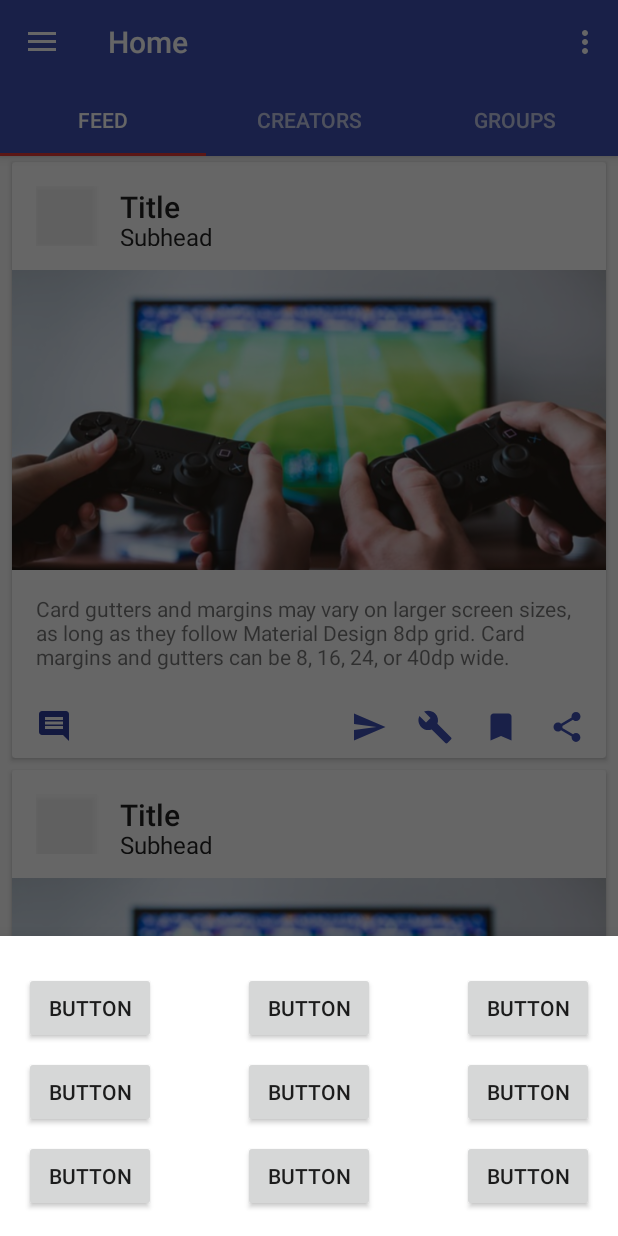
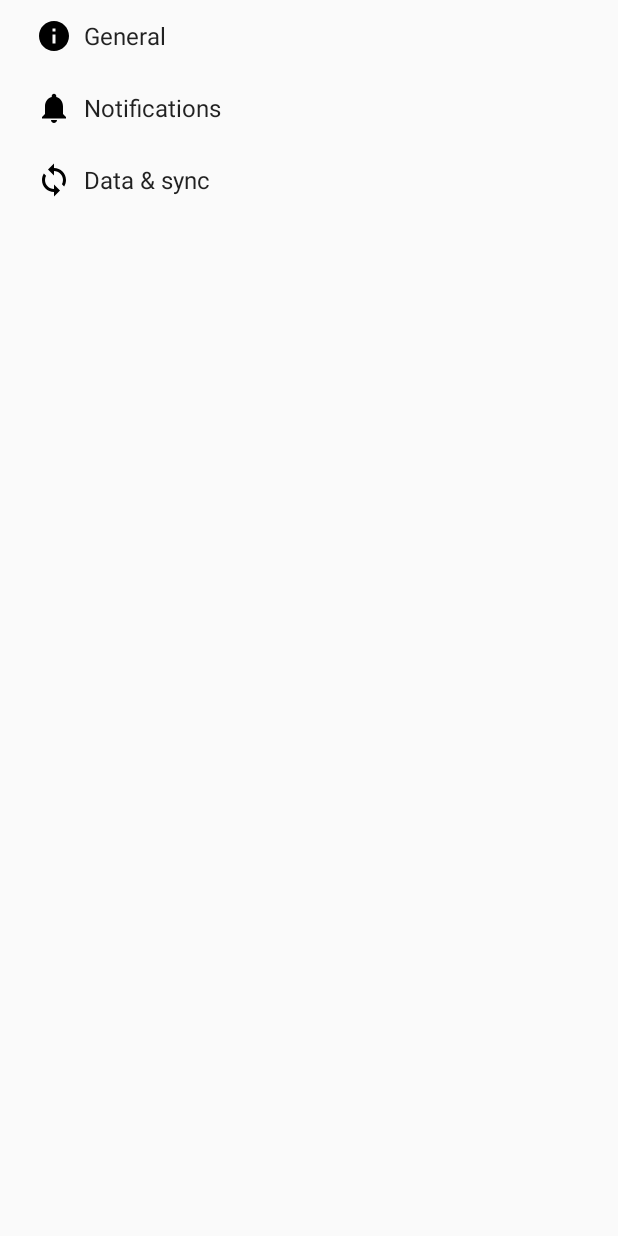
Before and after one commit to AlAskalany/wasder-android, an Android app: the screen it shows after launch once a user with an empty profile is signed in (MainActivity before the commit, SettingsActivity after it), in the options menu, after a tap on "Settings", on a phone screen of 412 x 824 dp. Run offline under Robolectric (Android 15) with nearby library versions, the phone set to English and light mode, and no system bars; our stand-ins replace Firebase (no records; nobody signed in at launch, a user with empty details on screens opened directly).

Commit message:
Share bottom sheet

```diff
--- a/app/build.gradle
+++ b/app/build.gradle
@@ -69,4 +69,5 @@ dependencies {
 
 
 
+
 apply plugin: 'com.google.gms.google-services'
--- a/app/src/main/java/com/wasder/wasderapp/FeedFragment.java
+++ b/app/src/main/java/com/wasder/wasderapp/FeedFragment.java
@@ -29,6 +29,7 @@ public class FeedFragment extends Fragment {
 	// TODO: Customize parameters
 	private int mColumnCount = 1;
 	private OnListFragmentInteractionListener mListener;
+	private OnFeedItemShareListener mShareListener;
 
 	/**
 	 * Mandatory empty constructor for the fragment manager to instantiate the
@@ -58,6 +59,11 @@ public class FeedFragment extends Fragment {
 		} else {
 			throw new RuntimeException(context.toString() + " must implement OnListFragmentInteractionListener");
 		}
+		if(context instanceof OnFeedItemShareListener){
+			mShareListener = (OnFeedItemShareListener) context;
+		} else {
+			throw new RuntimeException(context.toString() + " must implement OnFeedItemShareListener");
+		}
 	}
 
 	@Override
@@ -83,7 +89,7 @@ public class FeedFragment extends Fragment {
 			} else {
 				recyclerView.setLayoutManager(new GridLayoutManager(context, mColumnCount));
 			}
-			adapter = new MyFeedRecyclerViewAdapter(getActivity(), DummyContent.ITEMS, mListener);
+			adapter = new MyFeedRecyclerViewAdapter(getActivity(), DummyContent.ITEMS, mListener, mShareListener);
 			recyclerView.setAdapter(adapter);
 		}
 		return view;
@@ -111,4 +117,8 @@ public class FeedFragment extends Fragment {
 		// TODO: Update argument type and name
 		void onListFragmentInteraction(DummyItem item);
 	}
+
+	public interface OnFeedItemShareListener{
+		void onFeedItemShareListener();
+	}
 }
--- a/app/src/main/java/com/wasder/wasderapp/MainActivity.java
+++ b/app/src/main/java/com/wasder/wasderapp/MainActivity.java
@@ -37,7 +37,7 @@ import com.wasder.wasderapp.dummy.DummyContent;
 public class MainActivity extends AppCompatActivity implements NavigationView.OnNavigationItemSelectedListener, HomeFragment
 		.OnFragmentInteractionListener, LiveFragment.OnFragmentInteractionListener, FeedFragment.OnListFragmentInteractionListener, GroupFragment
 		.OnListFragmentInteractionListener, CreatorFeedFragment.OnListFragmentInteractionListener, TwitchStreamFragment
-		.OnListFragmentInteractionListener, FragmentManager.OnBackStackChangedListener, MarketFragment.OnFragmentInteractionListener {
+		.OnListFragmentInteractionListener, FragmentManager.OnBackStackChangedListener, MarketFragment.OnFragmentInteractionListener, FeedFragment.OnFeedItemShareListener {
 
 	private static final String TAG = "MainActivity";
 	public String mUserName = "User Name";
@@ -198,9 +198,7 @@ public class MainActivity extends AppCompatActivity implements NavigationView.On
 
 		//noinspection SimplifiableIfStatement
 		if (id == R.id.action_settings) {
-			BottomSheetDialog sheetDialog = new BottomSheetDialog(this);
-			sheetDialog.setContentView(R.layout.bottom_sheet);
-			sheetDialog.show();
+			startActivity(new Intent(MainActivity.this, SettingsActivity.class));
 			return true;
 		} else if (id == R.id.action_sign_outout) {
 			mAuth.signOut();
@@ -253,4 +251,11 @@ public class MainActivity extends AppCompatActivity implements NavigationView.On
 
 		Log.d(TAG, String.valueOf(getSupportFragmentManager().getBackStackEntryCount()));
 	}
+
+	@Override
+	public void onFeedItemShareListener() {
+		BottomSheetDialog sheetDialog = new BottomSheetDialog(this);
+		sheetDialog.setContentView(R.layout.bottom_sheet);
+		sheetDialog.show();
+	}
 }
--- a/app/src/main/java/com/wasder/wasderapp/MyFeedRecyclerViewAdapter.java
+++ b/app/src/main/java/com/wasder/wasderapp/MyFeedRecyclerViewAdapter.java
@@ -8,6 +8,7 @@ import android.view.ViewGroup;
 import android.widget.ImageButton;
 import android.widget.TextView;
 
+import com.wasder.wasderapp.FeedFragment.OnFeedItemShareListener;
 import com.wasder.wasderapp.FeedFragment.OnListFragmentInteractionListener;
 import com.wasder.wasderapp.dummy.DummyContent.DummyItem;
 
@@ -23,13 +24,15 @@ public class MyFeedRecyclerViewAdapter extends RecyclerView.Adapter<MyFeedRecycl
 	private static final String TAG = "FeedRecycViewAdapter";
 	private final List<DummyItem> mValues;
 	private final OnListFragmentInteractionListener mListener;
+	private final OnFeedItemShareListener mShareListener;
 	private final Context mContext;
 
-	public MyFeedRecyclerViewAdapter(Context context, List<DummyItem> items, OnListFragmentInteractionListener listener) {
+	public MyFeedRecyclerViewAdapter(Context context, List<DummyItem> items, OnListFragmentInteractionListener listener, OnFeedItemShareListener shareListener) {
 
 		mContext = context;
 		mValues = items;
 		mListener = listener;
+		mShareListener = shareListener;
 	}
 
 	@Override
@@ -46,6 +49,16 @@ public class MyFeedRecyclerViewAdapter extends RecyclerView.Adapter<MyFeedRecycl
 		//holder.mIdView.setText(mValues.get(position).id);
 		//holder.mContentView.setText(mValues.get(position).content);
 		holder.mDetailsButton.setImageDrawable(mValues.get(position).image);
+
+		holder.mShareButton.setOnClickListener(new View.OnClickListener() {
+
+			@Override
+			public void onClick(View view) {
+				if(null != mShareListener){
+					mShareListener.onFeedItemShareListener();
+				}
+			}
+		});
 
 		holder.mView.setOnClickListener(new View.OnClickListener() {
 
--- /dev/null
+++ b/app/src/main/res/drawable/ic_info_black_24dp.xml
@@ -0,0 +1,9 @@
+<vector xmlns:android="http://schemas.android.com/apk/res/android"
+        android:width="24dp"
+        android:height="24dp"
+        android:viewportHeight="24.0"
+        android:viewportWidth="24.0">
+    <path
+        android:fillColor="#FF000000"
+        android:pathData="M12,2C6.48,2 2,6.48 2,12s4.48,10 10,10 10,-4.48 10,-10S17.52,2 12,2zm1,15h-2v-6h2v6zm0,-8h-2V7h2v2z"/>
+</vector>
--- /dev/null
+++ b/app/src/main/res/drawable/ic_sync_black_24dp.xml
@@ -0,0 +1,9 @@
+<vector xmlns:android="http://schemas.android.com/apk/res/android"
+        android:width="24dp"
+        android:height="24dp"
+        android:viewportHeight="24.0"
+        android:viewportWidth="24.0">
+    <path
+        android:fillColor="#FF000000"
+        android:pathData="M12 4V1L8 5l4 4V6c3.31 0 6 2.69 6 6 0 1.01,-.25 1.97,-.7 2.8l1.46 1.46C19.54 15.03 20 13.57 20 12c0,-4.42,-3.58,-8,-8,-8zm0 14c-3.31 0,-6,-2.69,-6,-6 0,-1.01.25,-1.97.7,-2.8L5.24 7.74C4.46 8.97 4 10.43 4 12c0 4.42 3.58 8 8 8v3l4,-4,-4,-4v3z"/>
+</vector>
--- a/app/src/main/res/layout/bottom_sheet.xml
+++ b/app/src/main/res/layout/bottom_sheet.xml
@@ -9,81 +9,95 @@
     tools:layout_editor_absoluteX="0dp"
     tools:layout_editor_absoluteY="81dp">
 
-    <Button
+    <ImageButton
         android:id="@+id/button14"
-        android:layout_width="wrap_content"
+        android:layout_width="121dp"
         android:layout_height="wrap_content"
         android:layout_marginEnd="8dp"
         android:layout_marginLeft="8dp"
         android:layout_marginRight="8dp"
         android:layout_marginStart="8dp"
         android:layout_marginTop="16dp"
+        android:background="?android:attr/actionBarItemBackground"
+        android:src="@mipmap/ic_launcher_round"
         android:text="Button"
         app:layout_constraintLeft_toRightOf="@+id/button13"
         app:layout_constraintRight_toLeftOf="@+id/button15"
         app:layout_constraintTop_toTopOf="parent"/>
 
-    <Button
+    <ImageButton
         android:id="@+id/button13"
-        android:layout_width="wrap_content"
+        android:layout_width="121dp"
         android:layout_height="wrap_content"
         android:layout_marginLeft="8dp"
         android:layout_marginStart="8dp"
         android:layout_marginTop="16dp"
+        android:background="?android:attr/actionBarItemBackground"
+        android:src="@mipmap/ic_launcher_round"
         android:text="Button"
         app:layout_constraintLeft_toLeftOf="parent"
         app:layout_constraintTop_toTopOf="parent"/>
 
-    <Button
+    <ImageButton
         android:id="@+id/button15"
-        android:layout_width="wrap_content"
+        android:layout_width="121dp"
         android:layout_height="wrap_content"
         android:layout_marginEnd="8dp"
         android:layout_marginRight="8dp"
         android:layout_marginTop="16dp"
+        android:background="?android:attr/actionBarItemBackground"
+        android:src="@mipmap/ic_launcher_round"
         android:text="Button"
         app:layout_constraintRight_toRightOf="parent"
         app:layout_constraintTop_toTopOf="parent"/>
 
-    <Button
+    <ImageButton
         android:id="@+id/button16"
-        android:layout_width="wrap_content"
+        android:layout_width="121dp"
         android:layout_height="wrap_content"
         android:layout_marginTop="8dp"
+        android:background="?android:attr/actionBarItemBackground"
+        android:src="@mipmap/ic_launcher_round"
         android:text="Button"
         app:layout_constraintHorizontal_bias="0.0"
         app:layout_constraintLeft_toLeftOf="@+id/button13"
         app:layout_constraintRight_toRightOf="@+id/button13"
         app:layout_constraintTop_toBottomOf="@+id/button13"/>
 
-    <Button
+    <ImageButton
         android:id="@+id/button17"
-        android:layout_width="wrap_content"
+        android:layout_width="121dp"
         android:layout_height="wrap_content"
+        android:layout_marginTop="8dp"
+        android:background="?android:attr/actionBarItemBackground"
+        android:src="@mipmap/ic_launcher_round"
         android:text="Button"
+        app:layout_constraintHorizontal_bias="0.0"
         app:layout_constraintLeft_toLeftOf="@+id/button14"
         app:layout_constraintRight_toRightOf="@+id/button14"
-        android:layout_marginTop="8dp"
-        app:layout_constraintTop_toBottomOf="@+id/button14"
-        app:layout_constraintHorizontal_bias="0.0"/>
+        app:layout_constraintTop_toBottomOf="@+id/button14"/>
 
-    <Button
+    <ImageButton
         android:id="@+id/button18"
-        android:layout_width="wrap_content"
+        android:layout_width="121dp"
         android:layout_height="wrap_content"
         android:layout_marginTop="8dp"
+        android:background="?android:attr/actionBarItemBackground"
+        android:src="@mipmap/ic_launcher_round"
         android:text="Button"
         app:layout_constraintHorizontal_bias="0.0"
         app:layout_constraintLeft_toLeftOf="@+id/button15"
         app:layout_constraintRight_toRightOf="@+id/button15"
         app:layout_constraintTop_toBottomOf="@+id/button15"/>
 
-    <Button
+    <ImageButton
         android:id="@+id/button19"
-        android:layout_width="wrap_content"
+        android:layout_width="121dp"
         android:layout_height="wrap_content"
         android:layout_marginBottom="8dp"
         android:layout_marginTop="8dp"
+        android:background="?android:attr/actionBarItemBackground"
+        android:src="@mipmap/ic_launcher_round"
         android:text="Button"
         app:layout_constraintBottom_toBottomOf="parent"
         app:layout_constraintHorizontal_bias="0.0"
@@ -91,12 +105,14 @@
         app:layout_constraintRight_toRightOf="@+id/button16"
         app:layout_constraintTop_toBottomOf="@+id/button16"/>
 
-    <Button
+    <ImageButton
         android:id="@+id/button20"
-        android:layout_width="wrap_content"
+        android:layout_width="121dp"
         android:layout_height="wrap_content"
         android:layout_marginBottom="8dp"
         android:layout_marginTop="8dp"
+        android:background="?android:attr/actionBarItemBackground"
+        android:src="@mipmap/ic_launcher_round"
         android:text="Button"
         app:layout_constraintBottom_toBottomOf="parent"
         app:layout_constraintHorizontal_bias="0.0"
@@ -104,12 +120,14 @@
         app:layout_constraintRight_toRightOf="@+id/button18"
         app:layout_constraintTop_toBottomOf="@+id/button18"/>
 
-    <Button
+    <ImageButton
         android:id="@+id/button21"
-        android:layout_width="wrap_content"
+        android:layout_width="121dp"
         android:layout_height="wrap_content"
         android:layout_marginBottom="8dp"
         android:layout_marginTop="8dp"
+        android:background="?android:attr/actionBarItemBackground"
+        android:src="@mipmap/ic_launcher_round"
         android:text="Button"
         app:layout_constraintBottom_toBottomOf="parent"
         app:layout_constraintHorizontal_bias="0.0"
--- a/app/src/main/res/values/strings.xml
+++ b/app/src/main/res/values/strings.xml
@@ -36,4 +36,77 @@
     <string name="title_activity_fullscreen">FullscreenActivity</string>
     <string name="dummy_button">Dummy Button</string>
     <string name="dummy_content">DUMMY\nCONTENT</string>
+    <string name="title_activity_settings">Settings</string>
+
+    <!-- Strings related to Settings -->
+
+    <!-- Example General settings -->
+    <string name="pref_header_general">General</string>
+
+    <string name="pref_title_social_recommendations">Enable social recommendations</string>
+    <string name="pref_description_social_recommendations">Recommendations for people to contact
+        based on your message history
+    </string>
+
+    <string name="pref_title_display_name">Display name</string>
+    <string name="pref_default_display_name">John Smith</string>
+
+    <string name="pref_title_add_friends_to_messages">Add friends to messages</string>
+    <string-array name="pref_example_list_titles">
+        <item>Always</item>
+        <item>When possible</item>
+        <item>Never</item>
+    </string-array>
+    <string-array name="pref_example_list_values">
+        <item>1</item>
+        <item>0</item>
+        <item>-1</item>
+    </string-array>
+
+    <!-- Example settings for Data & Sync -->
+    <string name="pref_header_data_sync">Data &amp; sync</string>
+
+    <string name="pref_title_sync_frequency">Sync frequency</string>
+    <string-array name="pref_sync_frequency_titles">
+        <item>15 minutes</item>
+        <item>30 minutes</item>
+        <item>1 hour</item>
+        <item>3 hours</item>
+        <item>6 hours</item>
+        <item>Never</item>
+    </string-array>
+    <string-array name="pref_sync_frequency_values">
+        <item>15</item>
+        <item>30</item>
+        <item>60</item>
+        <item>180</item>
+        <item>360</item>
+        <item>-1</item>
+    </string-array>
+
+    <string-array name="list_preference_entries">
+        <item>Entry 1</item>
+        <item>Entry 2</item>
+        <item>Entry 3</item>
+    </string-array>
+
+    <string-array name="list_preference_entry_values">
+        <item>1</item>
+        <item>2</item>
+        <item>3</item>
+    </string-array>
+
+    <string-array name="multi_select_list_preference_default_value"/>
+
+    <string name="pref_title_system_sync_settings">System sync settings</string>
+
+    <!-- Example settings for Notifications -->
+    <string name="pref_header_notifications">Notifications</string>
+
+    <string name="pref_title_new_message_notifications">New message notifications</string>
+
+    <string name="pref_title_ringtone">Ringtone</string>
+    <string name="pref_ringtone_silent">Silent</string>
+
+    <string name="pref_title_vibrate">Vibrate</string>
 </resources>
--- /dev/null
+++ b/app/src/main/res/xml/pref_data_sync.xml
@@ -0,0 +1,21 @@
+<PreferenceScreen xmlns:android="http://schemas.android.com/apk/res/android">
+
+    <!-- NOTE: Hide buttons to simplify the UI. Users can touch outside the dialog to
+         dismiss it. -->
+    <!-- NOTE: ListPreference's summary should be set to its value by the activity code. -->
+    <ListPreference
+        android:defaultValue="180"
+        android:entries="@array/pref_sync_frequency_titles"
+        android:entryValues="@array/pref_sync_frequency_values"
+        android:key="sync_frequency"
+        android:negativeButtonText="@null"
+        android:positiveButtonText="@null"
+        android:title="@string/pref_title_sync_frequency"/>
+
+    <!-- This preference simply launches an intent when selected. Use this UI sparingly, per
+         design guidelines. -->
+    <Preference android:title="@string/pref_title_system_sync_settings">
+        <intent android:action="android.settings.SYNC_SETTINGS"/>
+    </Preference>
+
+</PreferenceScreen>
--- /dev/null
+++ b/app/src/main/res/xml/pref_general.xml
@@ -0,0 +1,33 @@
+<PreferenceScreen xmlns:android="http://schemas.android.com/apk/res/android">
+
+    <SwitchPreference
+        android:defaultValue="true"
+        android:key="example_switch"
+        android:summary="@string/pref_description_social_recommendations"
+        android:title="@string/pref_title_social_recommendations"/>
+
+    <!-- NOTE: EditTextPreference accepts EditText attributes. -->
+    <!-- NOTE: EditTextPreference's summary should be set to its value by the activity code. -->
+    <EditTextPreference
+        android:capitalize="words"
+        android:defaultValue="@string/pref_default_display_name"
+        android:inputType="textCapWords"
+        android:key="example_text"
+        android:maxLines="1"
+        android:selectAllOnFocus="true"
+        android:singleLine="true"
+        android:title="@string/pref_title_display_name"/>
+
+    <!-- NOTE: Hide buttons to simplify the UI. Users can touch outside the dialog to
+         dismiss it. -->
+    <!-- NOTE: ListPreference's summary should be set to its value by the activity code. -->
+    <ListPreference
+        android:defaultValue="-1"
+        android:entries="@array/pref_example_list_titles"
+        android:entryValues="@array/pref_example_list_values"
+        android:key="example_list"
+        android:negativeButtonText="@null"
+        android:positiveButtonText="@null"
+        android:title="@string/pref_title_add_friends_to_messages"/>
+
+</PreferenceScreen>
--- /dev/null
+++ b/app/src/main/res/xml/pref_headers.xml
@@ -0,0 +1,20 @@
+<preference-headers xmlns:android="http://schemas.android.com/apk/res/android">
+
+    <!-- These settings headers are only used on tablets. -->
+
+    <header
+        android:fragment="com.wasder.wasderapp.SettingsActivity$GeneralPreferenceFragment"
+        android:icon="@drawable/ic_info_black_24dp"
+        android:title="@string/pref_header_general"/>
+
+    <header
+        android:fragment="com.wasder.wasderapp.SettingsActivity$NotificationPreferenceFragment"
+        android:icon="@drawable/ic_notifications_black_24dp"
+        android:title="@string/pref_header_notifications"/>
+
+    <header
+        android:fragment="com.wasder.wasderapp.SettingsActivity$DataSyncPreferenceFragment"
+        android:icon="@drawable/ic_sync_black_24dp"
+        android:title="@string/pref_header_data_sync"/>
+
+</preference-headers>
--- /dev/null
+++ b/app/src/main/res/xml/pref_notification.xml
@@ -0,0 +1,27 @@
+<PreferenceScreen xmlns:android="http://schemas.android.com/apk/res/android">
+
+    <!-- A 'parent' preference, which enables/disables child preferences (below)
+         when checked/unchecked. -->
+    <SwitchPreference
+        android:defaultValue="true"
+        android:key="notifications_new_message"
+        android:title="@string/pref_title_new_message_notifications"/>
+
+    <!-- Allows the user to choose a ringtone in the 'notification' category. -->
+    <!-- NOTE: This preference will be enabled only when the checkbox above is checked. -->
+    <!-- NOTE: RingtonePreference's summary should be set to its value by the activity code. -->
+    <RingtonePreference
+        android:defaultValue="content://settings/system/notification_sound"
+        android:dependency="notifications_new_message"
+        android:key="notifications_new_message_ringtone"
+        android:ringtoneType="notification"
+        android:title="@string/pref_title_ringtone"/>
+
+    <!-- NOTE: This preference will be enabled only when the checkbox above is checked. -->
+    <SwitchPreference
+        android:defaultValue="true"
+        android:dependency="notifications_new_message"
+        android:key="notifications_new_message_vibrate"
+        android:title="@string/pref_title_vibrate"/>
+
+</PreferenceScreen>
```
Also changed, not shown: app/src/main/AndroidManifest.xml (+8 -0 lines), app/src/main/java/com/wasder/wasderapp/SettingsActivity.java (added, +276 -0 lines).
